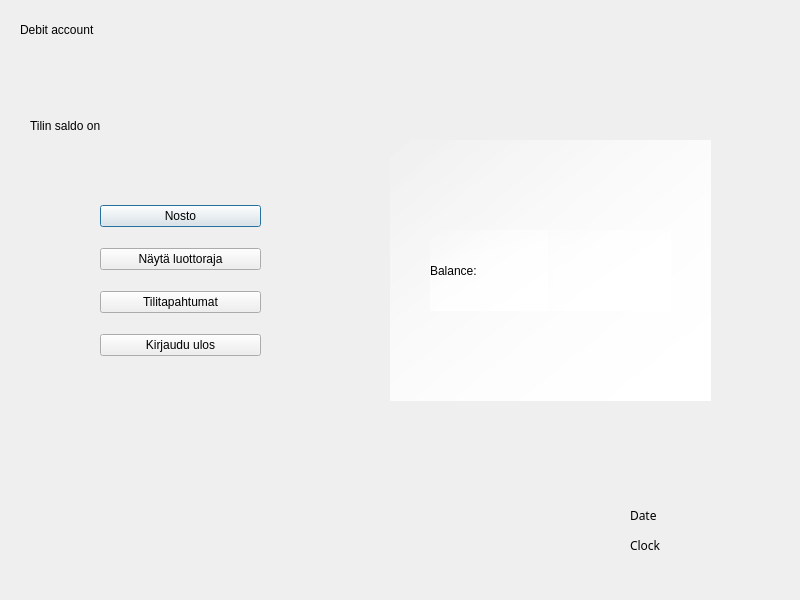
Old version of the form bank-automat/debitwindow.ui in the repository msotkasi20/pankkiautomaatti.
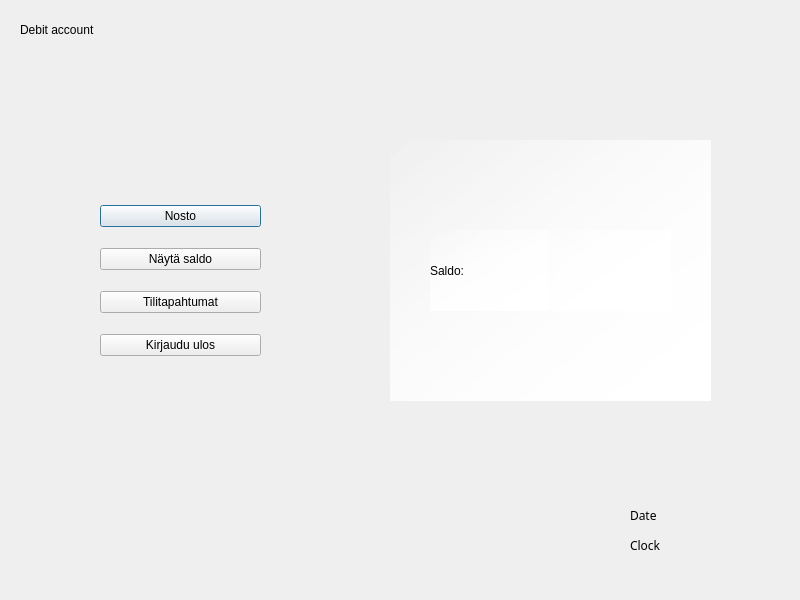
New version of the form. Icons and pictures are not drawn.

The edit to the form file:
```diff
--- a/bank-automat/debitwindow.ui
+++ b/bank-automat/debitwindow.ui
@@ -65,32 +65,6 @@
     <string>Date</string>
    </property>
   </widget>
-  <widget class="QLabel" name="label_2">
-   <property name="geometry">
-    <rect>
-     <x>30</x>
-     <y>110</y>
-     <width>71</width>
-     <height>31</height>
-    </rect>
-   </property>
-   <property name="text">
-    <string>Tilin saldo on:</string>
-   </property>
-  </widget>
-  <widget class="QLabel" name="debitbalance">
-   <property name="geometry">
-    <rect>
-     <x>110</x>
-     <y>115</y>
-     <width>101</width>
-     <height>21</height>
-    </rect>
-   </property>
-   <property name="text">
-    <string/>
-   </property>
-  </widget>
   <widget class="QWidget" name="actionsWidget" native="true">
    <property name="geometry">
     <rect>
@@ -111,7 +85,7 @@
     <item>
      <widget class="QPushButton" name="balanceBtn">
       <property name="text">
-       <string>Näytä luottoraja</string>
+       <string>Näytä saldo</string>
       </property>
      </widget>
     </item>
@@ -247,7 +221,7 @@
       <item>
        <widget class="QLabel" name="label_3">
         <property name="text">
-         <string>Balance: </string>
+         <string>Saldo:</string>
         </property>
        </widget>
       </item>
```
